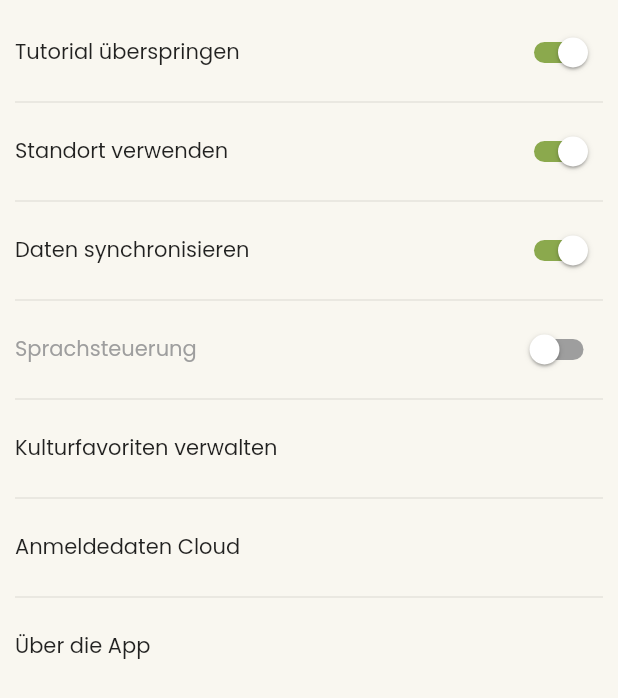
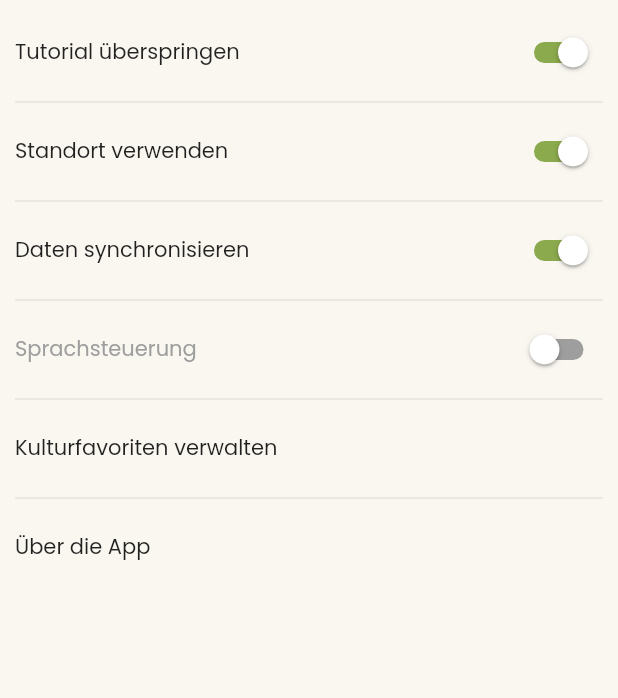
Before and after one commit to patrickfelschen/bodenanalyse, a Flutter app: the GlobalSettingsScreen screen opened by its route, on a phone screen of 412 x 824 dp. Shown: the top 698 px of the screen. Run offline on Flutter 3.47's test engine with Material 2 defaults, Android fonts, the phone set to English and light mode, and no system bars; our stand-ins replace google_maps_flutter, shared_preferences; missing offline and left inert: easy_search, progress_stepper; accounts and stored records are empty; generated files the repository leaves out were written again.

Commit message:
GlobalSettingsScreen: removed user info ListItem

```diff
--- a/lib/src/screens/global_settings_screen.dart
+++ b/lib/src/screens/global_settings_screen.dart
@@ -109,21 +109,6 @@ class _GlobalSettingsScreenState extends State<GlobalSettingsScreen> {
           const Divider(),
           GestureDetector(
             child: Container(
-                height: _containerHeight,
-                child: Row(
-                  mainAxisAlignment: MainAxisAlignment.spaceBetween,
-                  children: const <Widget> [
-                    Text("Anmeldedaten Cloud"),
-                  ],
-                )
-            ),
-            onTap: () {
-              // TODO: Routing
-            },
-          ),
-          const Divider(),
-          GestureDetector(
-            child: Container(
               height: _containerHeight,
               child: Row(
                 mainAxisAlignment: MainAxisAlignment.spaceBetween,
```
